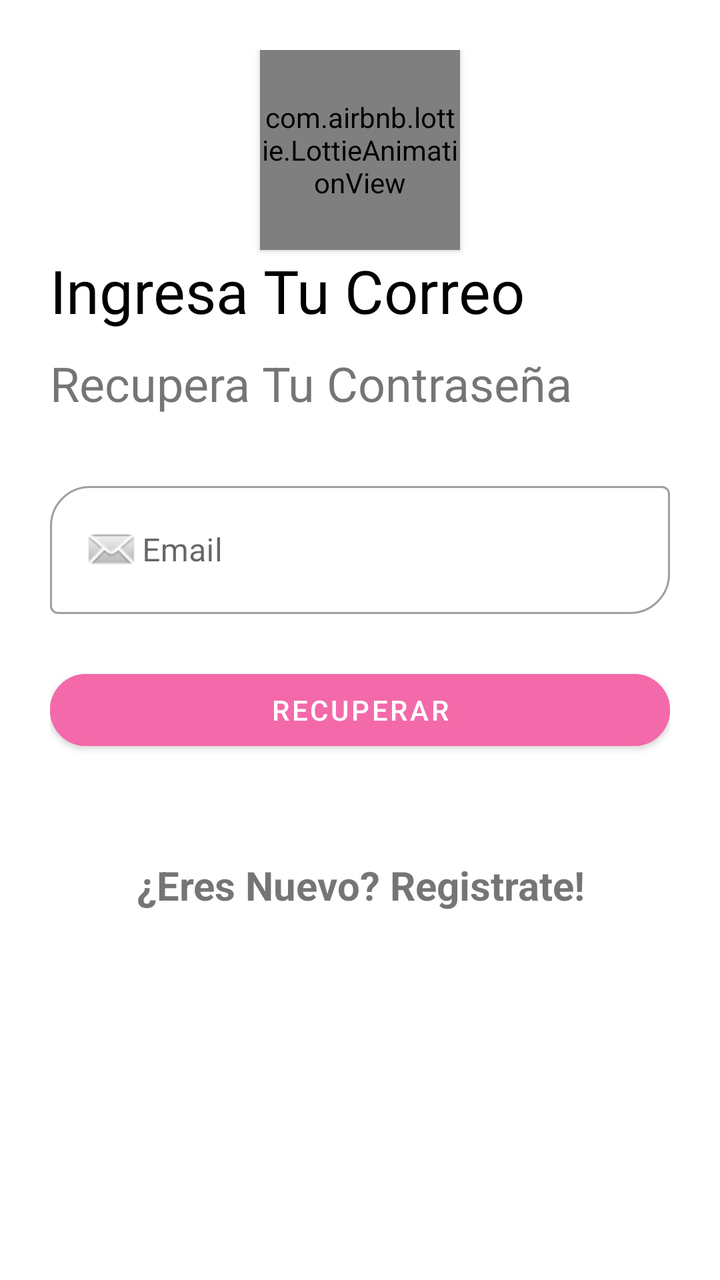
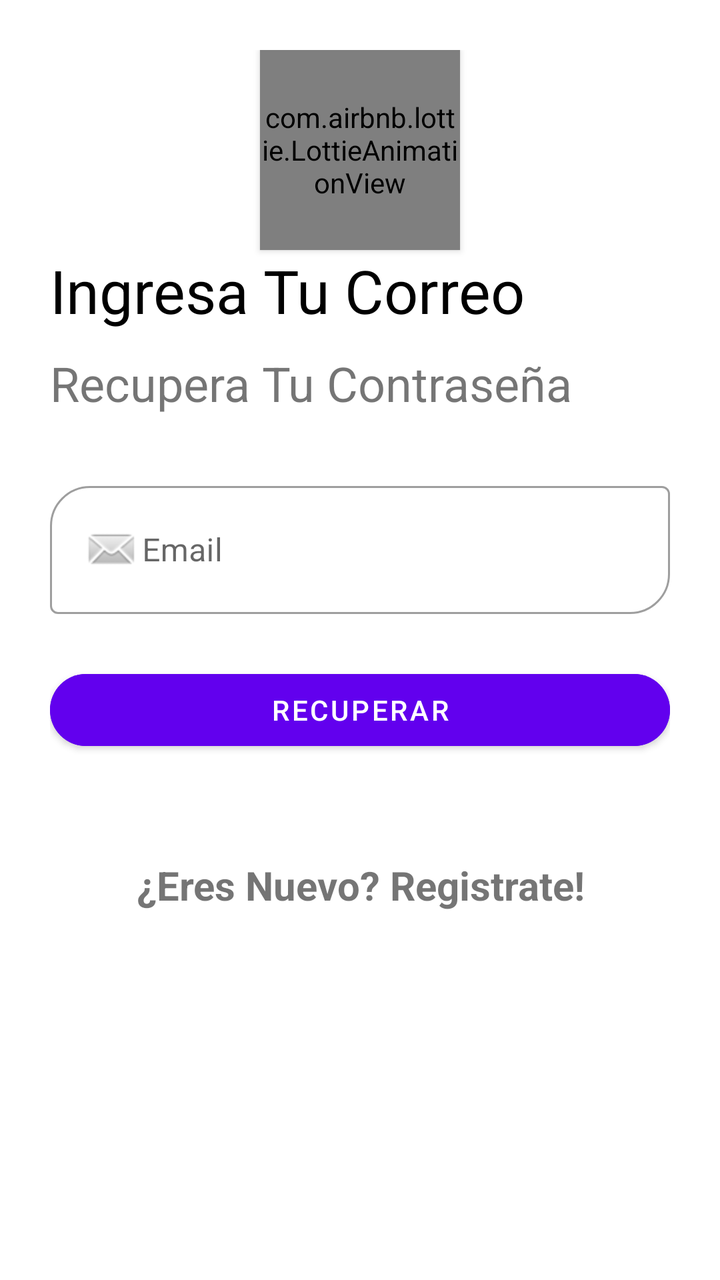

Two renders of the same Android screen: before a commit and after it. Below are the layout's source before the change and the commit's diff.
<!-- AndroidManifest.xml: application theme Theme.Flashlight -->
<!-- res/layout/activity_forgot_password.xml -->
<?xml version="1.0" encoding="utf-8"?>
<LinearLayout xmlns:android="http://schemas.android.com/apk/res/android"
    xmlns:tools="http://schemas.android.com/tools"
    android:layout_width="match_parent"
    android:layout_height="match_parent"
    xmlns:app="http://schemas.android.com/apk/res-auto"
    android:orientation="vertical"
    android:padding="25dp"
    tools:context=".ForgotPassword">

    <androidx.core.widget.NestedScrollView
        android:layout_width="match_parent"
        android:layout_height="match_parent"
        android:layout_gravity="center">


        <LinearLayout
            android:id="@+id/error"
            android:layout_width="match_parent"
            android:layout_height="match_parent"
            android:orientation="vertical">
            
            <com.airbnb.lottie.LottieAnimationView
                android:id="@+id/imagenView"
                app:lottie_autoPlay="true"
                app:lottie_repeatCount="999999999"
                android:elevation="2dp"
                android:layout_gravity="center"
                android:layout_width="100dp"
                android:layout_height="100dp"
                app:lottie_rawRes="@raw/perro"/>
            
            <TextView
                android:id="@+id/bienvenidoLabel"
                android:layout_width="wrap_content"
                android:layout_height="wrap_content"
                android:text="Ingresa Tu Correo"
                android:textColor="@color/black"
                android:textSize="30sp"
                android:transitionName="textTrans" />
            
            <TextView
                android:id="@+id/continuarlabel"
                android:layout_width="wrap_content"
                android:layout_height="wrap_content"
                android:paddingTop="10dp"
                android:paddingBottom="30dp"
                android:text="Recupera Tu Contraseña"
                android:textSize="24sp"
                android:transitionName="iniciaSesionTextTrans" />
            
            <com.google.android.material.textfield.TextInputLayout
                android:id="@+id/usuarioTextField"
                style="@style/Widget.MaterialComponents.TextInputLayout.OutlinedBox"
                android:layout_width="match_parent"
                android:layout_height="wrap_content"
                android:layout_marginBottom="12dp"
                android:hint="Email"
                app:boxCornerRadiusBottomEnd="20dp"
                app:boxCornerRadiusTopStart="20dp">

                <com.google.android.material.textfield.TextInputEditText
                    android:id="@+id/emailEditText"
                    android:layout_width="match_parent"
                    android:layout_height="wrap_content"
                    android:drawableStart="@android:drawable/sym_action_email"
                    android:inputType="textEmailAddress" />
            </com.google.android.material.textfield.TextInputLayout>

            
            <com.google.android.material.button.MaterialButton
                android:id="@+id/recuperarBoton"
                android:layout_width="match_parent"
                android:layout_height="wrap_content"
                android:layout_marginTop="12dp"
                android:text="Recuperar"
                app:cornerRadius="30dp"
                android:backgroundTint="@color/pink"
                android:textColor="@color/white"
                android:transitionName="buttonSignInTrans" />

            
            <TextView
                android:id="@+id/nuevoUsuario"
                android:layout_width="250dp"
                android:layout_height="wrap_content"
                android:layout_gravity="center"
                android:layout_marginTop="50dp"
                android:clickable="true"
                android:focusable="true"
                android:text="¿Eres Nuevo? Registrate!"
                android:textAlignment="center"
                android:textSize="20sp"
                android:textStyle="bold"
                android:transitionName="newUserTrans" />
        </LinearLayout>
    </androidx.core.widget.NestedScrollView>
</LinearLayout>
<!-- resources referenced by this layout -->
<resources>
  <color name="black">#000000</color>
  <color name="pink">#f469a9</color>
  <color name="white">#ffffff</color>
  <style name="Theme.Flashlight" parent="Theme.MaterialComponents.DayNight.DarkActionBar">
          
          <item name="colorPrimary">@color/purple_500</item>
          <item name="colorPrimaryVariant">@color/purple_700</item>
          <item name="colorOnPrimary">@color/white</item>
          
          <item name="colorSecondary">@color/teal_200</item>
          <item name="colorSecondaryVariant">@color/teal_700</item>
          <item name="colorOnSecondary">@color/black</item>
          
          <item name="android:statusBarColor" tools:targetApi="l">?attr/colorPrimaryVariant</item>
          
      </style>
  <color name="purple_500">#FF6200EE</color>
  <color name="purple_700">#FF3700B3</color>
  <color name="teal_200">#FF03DAC5</color>
  <color name="teal_700">#FF018786</color>
</resources>

<!-- the commit's change to res/layout/activity_forgot_password.xml (unified diff, before → after) -->
@@ -3,6 +3,7 @@
     xmlns:tools="http://schemas.android.com/tools"
     android:layout_width="match_parent"
     android:layout_height="match_parent"
+    android:background="?attr/colorSurface"
     xmlns:app="http://schemas.android.com/apk/res-auto"
     android:orientation="vertical"
     android:padding="25dp"
@@ -35,7 +36,7 @@
                 android:layout_width="wrap_content"
                 android:layout_height="wrap_content"
                 android:text="Ingresa Tu Correo"
-                android:textColor="@color/black"
+                android:textColor="?attr/colorOnSurface"
                 android:textSize="30sp"
                 android:transitionName="textTrans" />
             
@@ -75,8 +76,8 @@
                 android:layout_marginTop="12dp"
                 android:text="Recuperar"
                 app:cornerRadius="30dp"
-                android:backgroundTint="@color/pink"
-                android:textColor="@color/white"
+                android:backgroundTint="?attr/colorPrimary"
+                android:textColor="?attr/colorOnPrimary"
                 android:transitionName="buttonSignInTrans" />
 
             
<!-- resource entries referenced after the edit -->
@@ -1,7 +1,6 @@
 <!-- resources referenced by this layout -->
 <resources>
   <color name="black">#000000</color>
-  <color name="pink">#f469a9</color>
   <color name="white">#ffffff</color>
   <style name="Theme.Flashlight" parent="Theme.MaterialComponents.DayNight.DarkActionBar">
           
